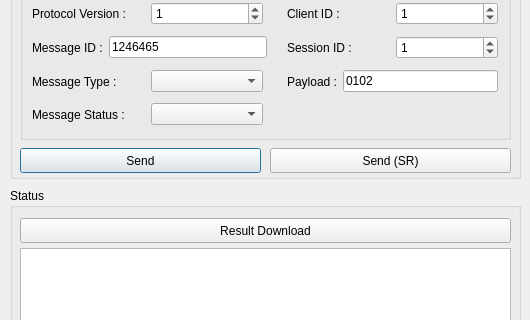
The window that main.ui (eliaskiss/someip) describes before a commit, drawn with Qt 5; both pictures show x 0 to 530 and y 322 to 642 of the 530 by 815 pixel window.
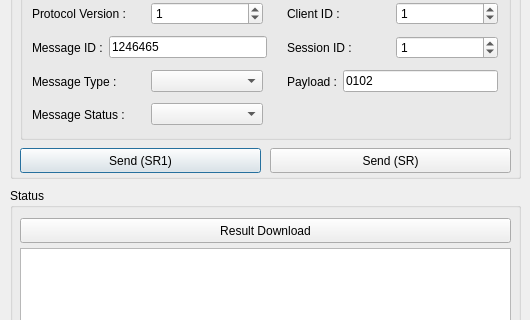
The same window after the commit.

What changed in the file:
```diff
--- a/main.ui
+++ b/main.ui
@@ -367,7 +367,7 @@
      </rect>
     </property>
     <property name="text">
-     <string>Send</string>
+     <string>Send (SR1)</string>
     </property>
    </widget>
    <widget class="QPushButton" name="btn_send_manual_2">
```
